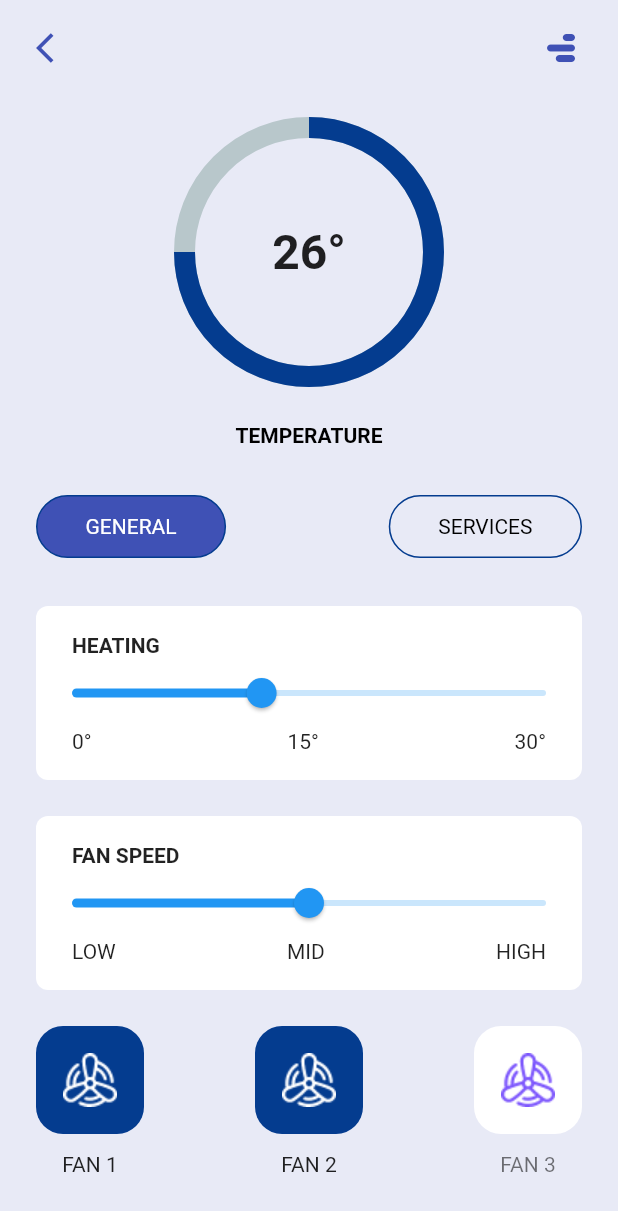
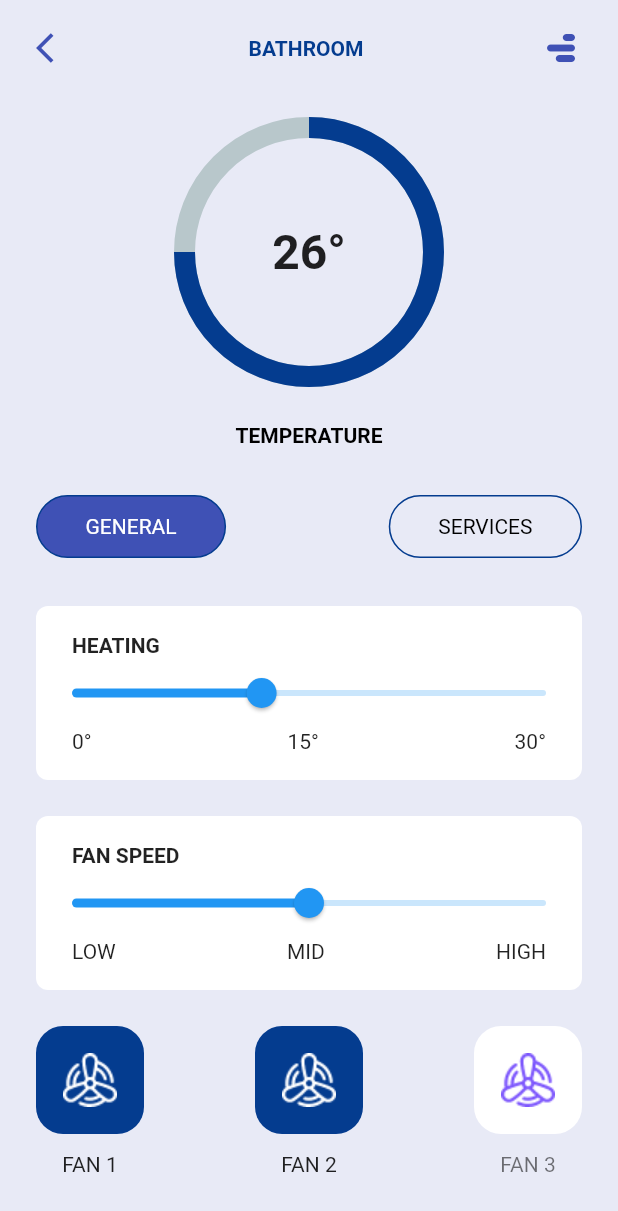
Before and after one commit to Neba-Emmanuel/veete, a Flutter app: the BathroomPage screen opened directly, on a phone screen of 412 x 824 dp. Shown: the top 1211 px of the screen. Run offline on Flutter 3.47's test engine with Material 2 defaults, Android fonts, the phone set to English and light mode, and no system bars; drawn by our look-alikes of percent_indicator.

Commit message:
Update bathroom.dart

```diff
--- a/lib/screens/bathroom/bathroom.dart
+++ b/lib/screens/bathroom/bathroom.dart
@@ -36,6 +36,13 @@ class _BathroomPageState extends State<BathroomPage> {
                     child: const Icon(
                       Icons.arrow_back_ios,
                       color: Colors.indigo,
+                    ),
+                  ),
+                  const Center(
+                    child: Text(
+                      'BATHROOM',
+                      style: TextStyle(
+                          fontWeight: FontWeight.bold, color: COLORS.kOriginal),
                     ),
                   ),
                   const RotatedBox(
```
